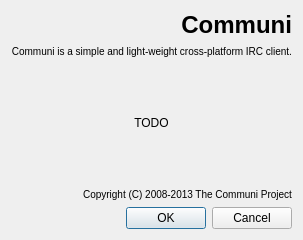
The window that src/app/settingspage.ui (communi/communi-desktop) describes before a commit, drawn with Qt 5.
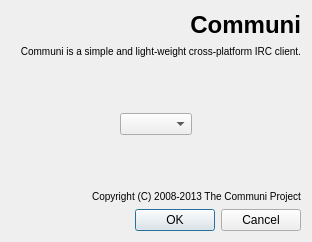
The same window after the commit. Icons and pictures are not drawn.

Commit message: SettingsPage: add theme combo

Patch:
```diff
--- a/src/app/settingspage.ui
+++ b/src/app/settingspage.ui
@@ -102,14 +102,7 @@
        </spacer>
       </item>
       <item row="1" column="1">
-       <widget class="QLabel" name="label">
-        <property name="text">
-         <string>TODO</string>
-        </property>
-        <property name="alignment">
-         <set>Qt::AlignCenter</set>
-        </property>
-       </widget>
+       <widget class="QComboBox" name="comboBox"/>
       </item>
      </layout>
     </widget>
```
The commit also changes 2 other files.
